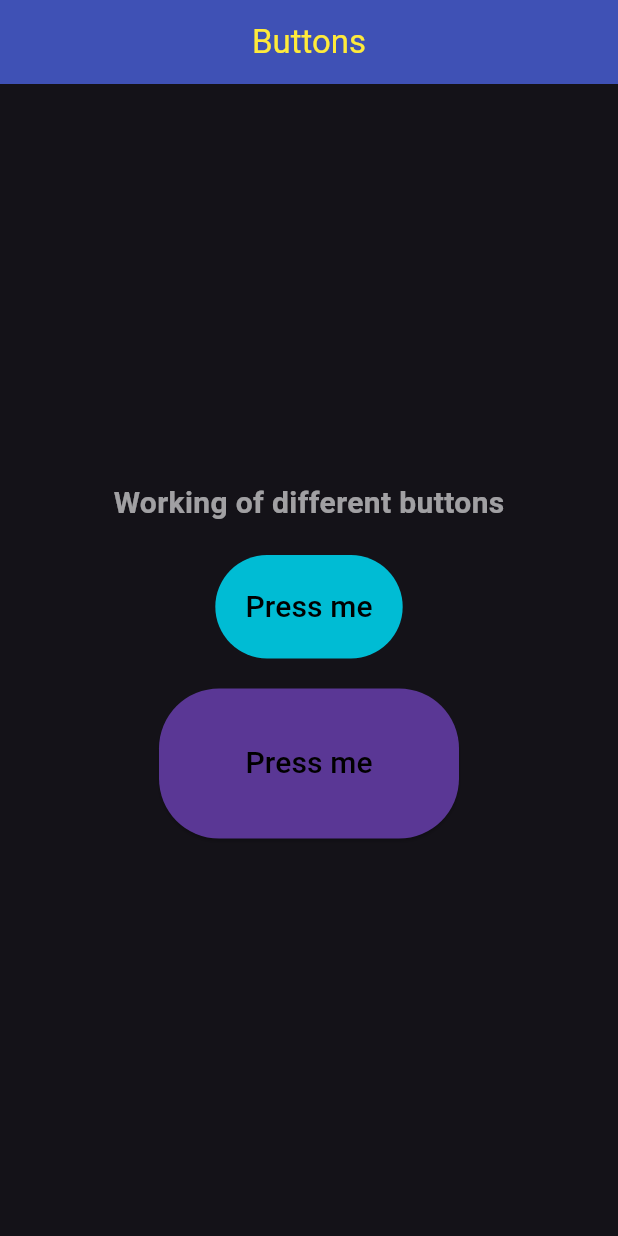
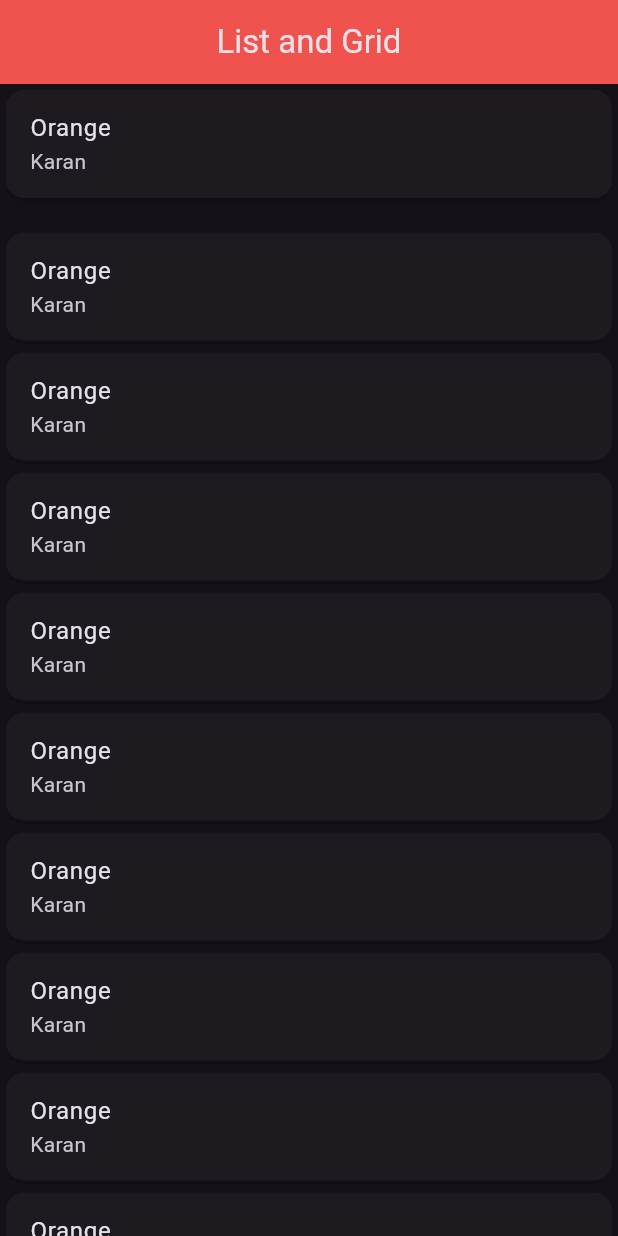
Before and after one commit to subhava06/Flutter-Learning, a Flutter app: the screen it shows after launch, on a phone screen of 412 x 824 dp. Run offline on Flutter 3.47's test engine with Material 3 defaults, Android fonts, the phone set to English and light mode, and no system bars.

Commit message:
ListView : Card() -> title, subtitle

```diff
--- a/lib/main.dart
+++ b/lib/main.dart
@@ -1,6 +1,7 @@
 import 'package:flutter/material.dart';
 import 'package:thirty_widgets/widgets/button.dart';
 import 'package:thirty_widgets/widgets/container_sized.dart';
+import 'package:thirty_widgets/widgets/list_grid.dart';
 import 'package:thirty_widgets/widgets/rowscols.dart';
 void main() => runApp(const MyApp());
 
@@ -15,7 +16,7 @@ class MyApp extends StatelessWidget {
         brightness: Brightness.dark,
         primaryColor: const Color.fromARGB(255, 90, 55, 149),
       ),
-      home:  buttonWidget(),
+      home:  ListGridState(),
     );
   }
 }
--- /dev/null
+++ b/lib/widgets/list_grid.dart
@@ -0,0 +1,143 @@
+import 'package:flutter/material.dart';
+
+class ListGridState extends StatefulWidget {
+  const ListGridState({super.key});
+
+  @override
+  State<ListGridState> createState() => _ListGridStateState();
+}
+
+class _ListGridStateState extends State<ListGridState> {
+  @override
+  Widget build(BuildContext context) {
+    return Scaffold(
+
+      appBar: AppBar(title: Center(child: Text('List and Grid')),
+      backgroundColor: Colors.red,
+      elevation: 8,
+      ),
+      body: Center(
+        child: ListView(
+          children: [
+            Card(
+              child: ListTile(
+                title: Text('Orange'),
+                subtitle: Text('Karan'),
+                ),
+              ),
+            SizedBox(height: 15),
+            Card(
+              child: ListTile(
+                title: Text('Orange'),
+                subtitle: Text('Karan'),
+              ),
+            ),
+            Card(
+              child: ListTile(
+                title: Text('Orange'),
+                subtitle: Text('Karan'),
+              ),
+            ),
+            Card(
+              child: ListTile(
+                title: Text('Orange'),
+                subtitle: Text('Karan'),
+              ),
+            ),
+            Card(
+              child: ListTile(
+                title: Text('Orange'),
+                subtitle: Text('Karan'),
+              ),
+            ),
+            Card(
+              child: ListTile(
+                title: Text('Orange'),
+                subtitle: Text('Karan'),
+              ),
+            ),
+            Card(
+              child: ListTile(
+                title: Text('Orange'),
+                subtitle: Text('Karan'),
+              ),
+            ),
+            Card(
+              child: ListTile(
+                title: Text('Orange'),
+                subtitle: Text('Karan'),
+              ),
+            ),
+            Card(
+              child: ListTile(
+                title: Text('Orange'),
+                subtitle: Text('Karan'),
+              ),
+            ),
+            Card(
+              child: ListTile(
+                title: Text('Orange'),
+                subtitle: Text('Karan'),
+              ),
+            ),
+            Card(
+              child: ListTile(
+                title: Text('Orange'),
+                subtitle: Text('Karan'),
+              ),
+            ),
+            Card(
+              child: ListTile(
+                title: Text('Orange'),
+                subtitle: Text('Karan'),
+              ),
+            ),
+            Card(
+              child: ListTile(
+                title: Text('Orange'),
+                subtitle: Text('Karan'),
+              ),
+            ),
+            Card(
+              child: ListTile(
+                title: Text('Orange'),
+                subtitle: Text('Karan'),
+              ),
+            ),
+            Card(
+              child: ListTile(
+                title: Text('Orange'),
+                subtitle: Text('Karan'),
+              ),
+            ),
+            Card(
+              child: ListTile(
+                title: Text('Orange'),
+                subtitle: Text('Karan'),
+              ),
+            ),
+            Card(
+              child: ListTile(
+                title: Text('Orange'),
+                subtitle: Text('Karan'),
+              ),
+            ),
+            Card(
+              child: ListTile(
+                title: Text('Orange'),
+                subtitle: Text('Karan'),
+              ),
+            ),
+            Card(
+              child: ListTile(
+                title: Text('Orange'),
+                subtitle: Text('Karan'),
+              ),
+            ),
+
+          ],
+        ),
+      )
+    );
+  }
+}
```
